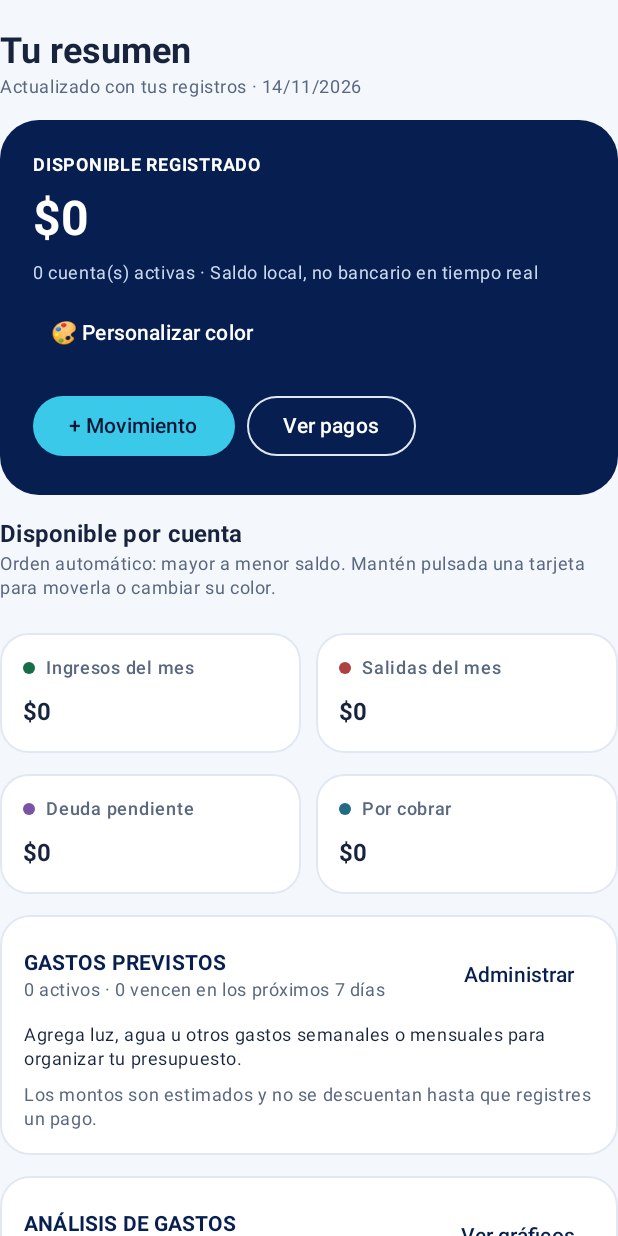
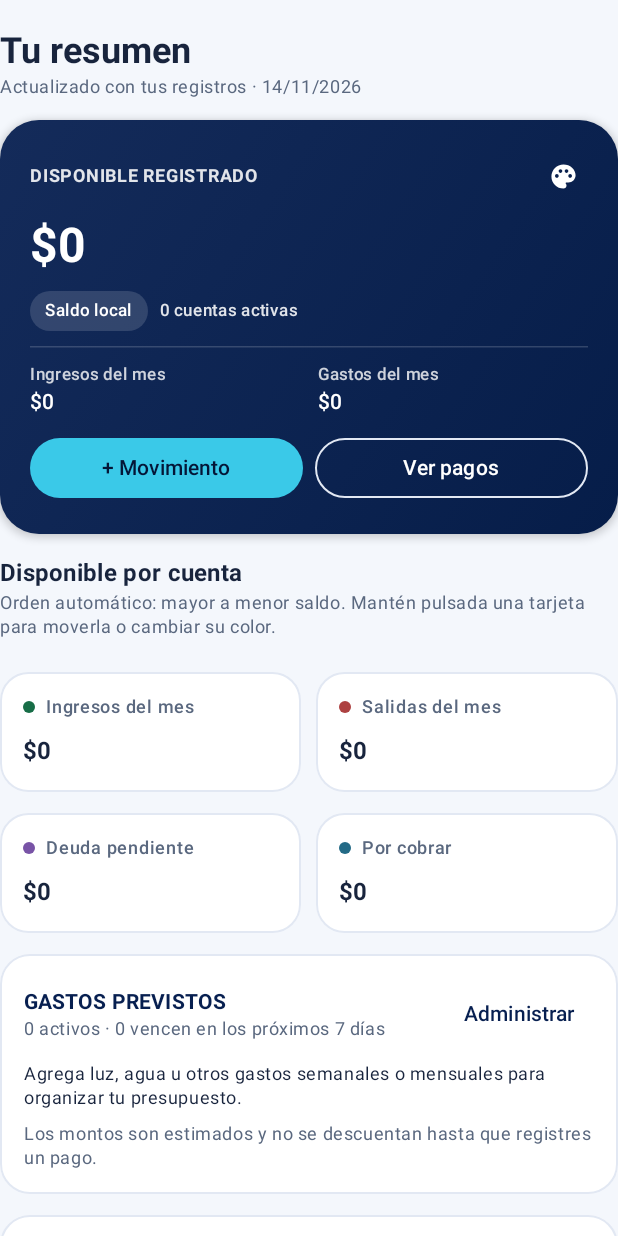
Before and after one commit to sebitauwuy/MisFinanzasAndroid, an Android app built with Jetpack Compose: the composable Dashboard called with empty values, on a phone screen of 412 x 824 dp. Run offline under Robolectric (Android 15) with nearby library versions, the phone set to English and light mode, and no system bars; our stand-ins replace Room's generated code; libraries missing offline, so code that uses them is left out: dev.chrisbanes.haze; 1 statement that could not run was skipped.

Commit message:
Rediseñar tarjeta principal con degradado, chip local, ingresos y gastos, botones iguales y conteo animado

```diff
--- a/app/src/main/java/cl/personal/finanzas/MainActivity.kt
+++ b/app/src/main/java/cl/personal/finanzas/MainActivity.kt
@@ -80,6 +80,7 @@ import java.time.temporal.TemporalAdjusters
 import java.time.YearMonth
 import java.time.format.DateTimeFormatter
 import java.util.Locale
+import kotlin.math.abs
 import org.json.JSONArray
 import dev.chrisbanes.haze.HazeInput
 import dev.chrisbanes.haze.blur.hazeBlur
@@ -1113,6 +1114,13 @@ private fun hexFinanceColor(value: String): Color? = try {
         Color(android.graphics.Color.parseColor("#$hex")) else null
 } catch (_: IllegalArgumentException) { null }
 
+private data class DashboardUpcoming(
+    val date: LocalDate,
+    val title: String,
+    val amountClp: Long,
+    val destinationTab: Int
+)
+
 @OptIn(ExperimentalFoundationApi::class)
 @Composable
 fun Dashboard(
@@ -1144,9 +1152,16 @@ fun Dashboard(
     val today = LocalDate.now()
     val month = YearMonth.from(today)
     val cashAccounts = visibleAccounts.filter { AccountCatalog.isCash(it) }
-    val movementsToDate = movements.filter { parseDate(it.date)?.isAfter(today) != true }
-    val accountBalances = cashAccounts.associateWith { account ->
-        (openingBalances[account] ?: 0L) + movementsToDate.filter { it.account == account }.sumOf { it.amountClp }
+    val movementsToDate = remember(movements, today) {
+        movements.filter { parseDate(it.date)?.isAfter(today) != true }
+    }
+    val movementsByAccount = remember(movementsToDate) {
+        movementsToDate.groupBy { it.account }.mapValues { (_, items) -> items.sumOf { it.amountClp } }
+    }
+    val accountBalances = remember(cashAccounts, openingBalances, movementsByAccount) {
+        cashAccounts.associateWith { account ->
+            (openingBalances[account] ?: 0L) + (movementsByAccount[account] ?: 0L)
+        }
     }
     val balance = accountBalances.values.sum()
     val automaticBankOrder = cashAccounts.sortedWith(
@@ -1346,6 +1361,28 @@ fun Dashboard(
         val ym = month.plusMonths(offset.toLong())
         ym to dueItems(ym).sumOf { it.first.amountClp }
     }
+    // Una vista de los vencimientos inmediatos, conservando separadas las cuotas
+    // y los gastos programados; no se modifican deudas ni movimientos.
+    val nextDueRows = remember(plannedExpenses, obligations, today) {
+        val planned = plannedExpenses.filter { it.active }.mapNotNull { plan ->
+            parseDate(plan.nextDueDate)?.let { due ->
+                DashboardUpcoming(due, plan.icon + " " + plan.title, plan.estimatedAmountClp, 5)
+            }
+        }
+        val installments = obligations.filter { it.kind == "Pago" && !it.paid }.flatMap { o ->
+            val first = parseDate(o.dueDate) ?: return@flatMap emptyList<DashboardUpcoming>()
+            (o.paidCount until o.installments).map { i ->
+                DashboardUpcoming(first.plusMonths(i.toLong()), "💳 " + o.title, o.amountClp, 2)
+            }
+        }
+        (planned + installments).filter { !it.date.isAfter(today.plusDays(35)) }
+            .sortedWith(compareBy<DashboardUpcoming> { it.date }.thenBy { it.title })
+            .take(3)
+    }
+    val balanceAnim = remember { Animatable(0f) }
+    LaunchedEffect(balance) {
+        balanceAnim.animateTo(balance.toFloat(), animationSpec = tween(durationMillis = 750))
+    }
     var editingAccount by remember { mutableStateOf<String?>(null) }
     var openingInput by remember { mutableStateOf("") }
     if (editingAccount != null) {
@@ -1373,29 +1410,87 @@ fun Dashboard(
                 style = MaterialTheme.typography.bodySmall, color = MaterialTheme.colorScheme.onSurfaceVariant)
         }
         item {
-            Card(colors = CardDefaults.cardColors(containerColor = totalColor), shape = RoundedCornerShape(26.dp)) {
-                Column(Modifier.fillMaxWidth().padding(22.dp)) {
-                    Text("DISPONIBLE REGISTRADO", color = Color.White, style = MaterialTheme.typography.labelMedium, fontWeight = FontWeight.Bold)
-                    Spacer(Modifier.height(8.dp))
-                    AnimatedContent(
-                        targetState = balance,
-                        transitionSpec = {
-                            fadeIn(animationSpec = spring(stiffness = Spring.StiffnessMediumLow)) togetherWith
-                                fadeOut(animationSpec = spring(stiffness = Spring.StiffnessMediumLow))
-                        },
-                        label = "disponible_registrado"
-                    ) { displayedBalance ->
-                        Text(money(displayedBalance), color = Color.White,
-                            style = MaterialTheme.typography.headlineLarge, fontWeight = FontWeight.Bold)
-                    }
-                    Spacer(Modifier.height(8.dp))
-                    Text("${cashAccounts.size} cuenta(s) activas · Saldo local, no bancario en tiempo real", color = Color(0xFFCAD8EE), style = MaterialTheme.typography.bodySmall)
-                    Spacer(Modifier.height(8.dp))
-                    TextButton(onClick = { themeDialog = true }, colors = ButtonDefaults.textButtonColors(contentColor = Color.White)) { Text("🎨 Personalizar color") }
-                    Spacer(Modifier.height(14.dp))
-                    Row(horizontalArrangement = Arrangement.spacedBy(8.dp)) {
-                        Button(onClick = { onNavigate(1) }, colors = ButtonDefaults.buttonColors(containerColor = FinancePalette.Cyan, contentColor = FinancePalette.NavyDeep)) { Text("+ Movimiento") }
-                        OutlinedButton(onClick = { onNavigate(2) }, colors = ButtonDefaults.outlinedButtonColors(contentColor = Color.White)) { Text("Ver pagos") }
+            val foreground = if (totalColor.luminance() > 0.44f) FinancePalette.NavyDeep else Color.White
+            Card(
+                colors = CardDefaults.cardColors(containerColor = Color.Transparent),
+                shape = RoundedCornerShape(26.dp),
+                elevation = CardDefaults.cardElevation(defaultElevation = 3.dp)
+            ) {
+                Box(
+                    Modifier.fillMaxWidth().background(
+                        Brush.linearGradient(
+                            listOf(
+                                lerp(totalColor, Color.White, 0.06f),
+                                lerp(totalColor, FinancePalette.NavyDeep, 0.27f)
+                            )
+                        )
+                    )
+                ) {
+                    Column(Modifier.fillMaxWidth().padding(20.dp),
+                        verticalArrangement = Arrangement.spacedBy(10.dp)) {
+                        Row(verticalAlignment = Alignment.CenterVertically) {
+                            Text("DISPONIBLE REGISTRADO",
+                                color = foreground.copy(alpha = 0.88f),
+                                style = MaterialTheme.typography.labelMedium,
+                                fontWeight = FontWeight.Bold,
+                                modifier = Modifier.weight(1f))
+                            IconButton(
+                                onClick = { themeDialog = true },
+                                modifier = Modifier.size(34.dp)
+                            ) {
+                                Icon(Icons.Filled.Palette, "Personalizar color",
+                                    tint = foreground, modifier = Modifier.size(19.dp))
+                            }
+                        }
+                        val displayed = if (abs(balanceAnim.value.toDouble() - balance.toDouble()) < 1.0)
+                            balance else balanceAnim.value.toLong()
+                        Text(money(displayed), color = foreground,
+                            style = MaterialTheme.typography.headlineLarge,
+                            fontWeight = FontWeight.Bold)
+                        Row(verticalAlignment = Alignment.CenterVertically,
+                            horizontalArrangement = Arrangement.spacedBy(8.dp)) {
+                            Surface(
+                                color = foreground.copy(alpha = 0.14f),
+                                shape = RoundedCornerShape(50)
+                            ) {
+                                Text("Saldo local", Modifier.padding(horizontal = 10.dp, vertical = 5.dp),
+                                    color = foreground, style = MaterialTheme.typography.labelSmall)
+                            }
+                            Text("${cashAccounts.size} cuentas activas",
+                                color = foreground.copy(alpha = 0.88f),
+                                style = MaterialTheme.typography.labelSmall)
+                        }
+                        HorizontalDivider(color = foreground.copy(alpha = 0.17f))
+                        Row(horizontalArrangement = Arrangement.spacedBy(12.dp)) {
+                            Column(Modifier.weight(1f)) {
+                                Text("Ingresos del mes", color = foreground.copy(alpha = 0.8f),
+                                    style = MaterialTheme.typography.labelSmall)
+                                Text(money(income), color = foreground, fontWeight = FontWeight.SemiBold,
+                                    style = MaterialTheme.typography.bodyMedium)
+                            }
+                            Column(Modifier.weight(1f)) {
+                                Text("Gastos del mes", color = foreground.copy(alpha = 0.8f),
+                                    style = MaterialTheme.typography.labelSmall)
+                                Text(money(expenses), color = foreground, fontWeight = FontWeight.SemiBold,
+                                    style = MaterialTheme.typography.bodyMedium)
+                            }
+                        }
+                        Row(horizontalArrangement = Arrangement.spacedBy(8.dp)) {
+                            Button(onClick = { onNavigate(1) },
+                                modifier = Modifier.weight(1f),
+                                contentPadding = PaddingValues(horizontal = 8.dp),
+                                colors = ButtonDefaults.buttonColors(
+                                    containerColor = FinancePalette.Cyan,
+                                    contentColor = FinancePalette.NavyDeep)) {
+                                Text("+ Movimiento", maxLines = 1)
+                            }
+                            OutlinedButton(onClick = { onNavigate(2) },
+                                modifier = Modifier.weight(1f),
+                                contentPadding = PaddingValues(horizontal = 8.dp),
+                                colors = ButtonDefaults.outlinedButtonColors(contentColor = foreground)) {
+                                Text("Ver pagos", maxLines = 1)
+                            }
+                        }
                     }
                 }
             }
```
